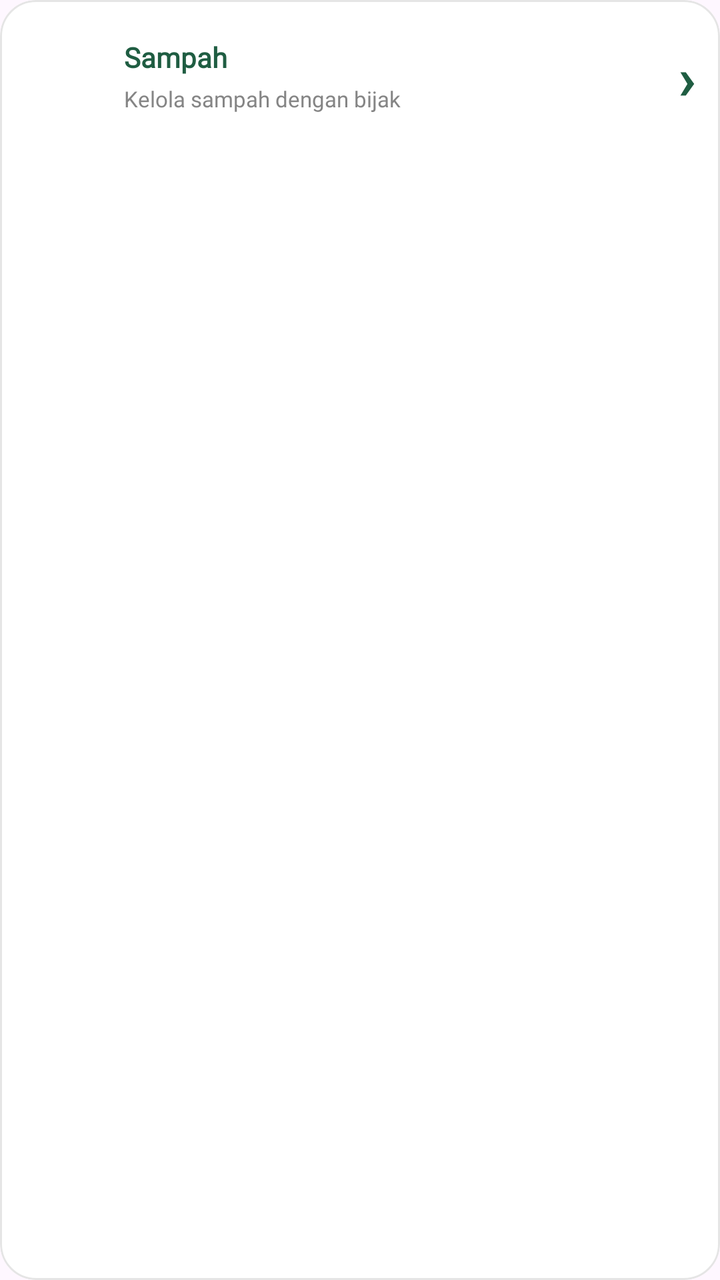
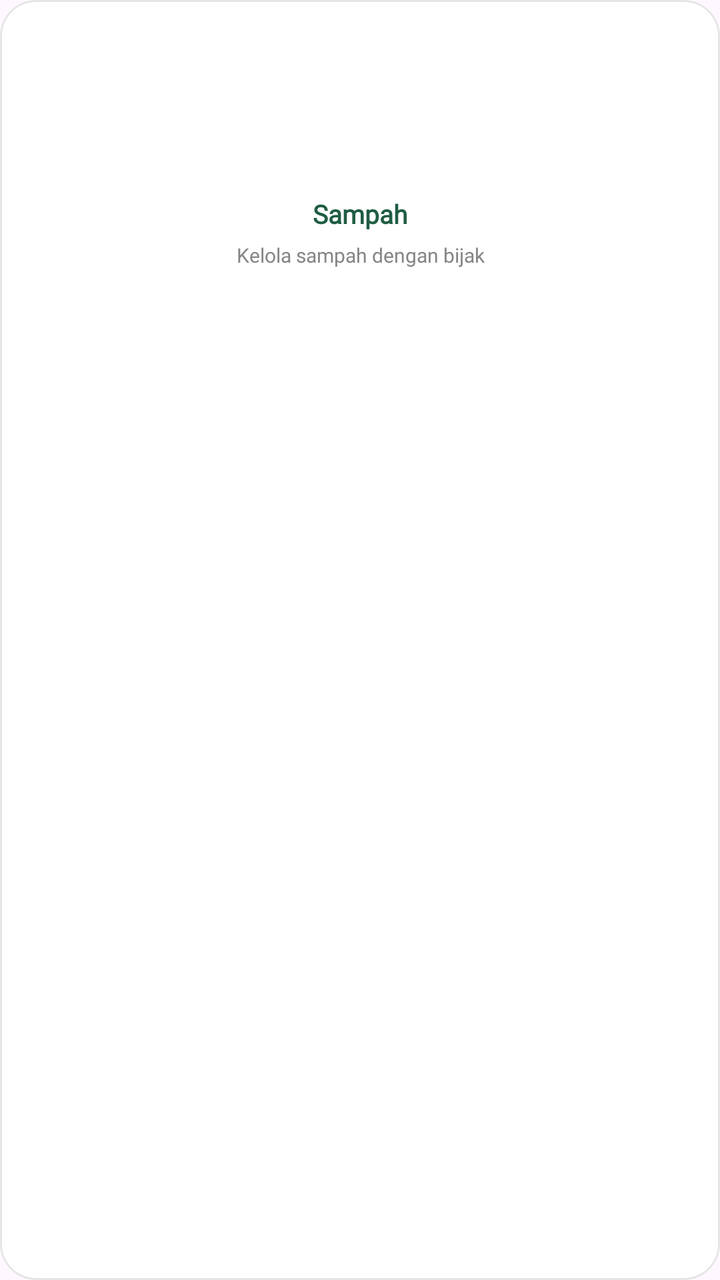

Two renders of the same Android screen: before a commit and after it. Below are the layout's source before the change and the commit's diff.
<!-- AndroidManifest.xml: application theme Theme.Mobile_Iqbal -->
<!-- res/layout/item_activity.xml -->
<?xml version="1.0" encoding="utf-8"?>
<com.google.android.material.card.MaterialCardView
    xmlns:android="http://schemas.android.com/apk/res/android"
    xmlns:app="http://schemas.android.com/apk/res-auto"
    android:layout_width="match_parent"
    android:layout_height="wrap_content"
    app:cardBackgroundColor="#FFFFFF"
    app:cardCornerRadius="18dp"
    app:cardElevation="3dp"
    app:strokeColor="#E5E5E5"
    app:strokeWidth="1dp">

    <LinearLayout
        android:layout_width="match_parent"
        android:layout_height="wrap_content"
        android:minHeight="76dp"
        android:gravity="center_vertical"
        android:orientation="horizontal"
        android:padding="12dp">

        <ImageView
            android:id="@+id/imgActivityIcon"
            android:layout_width="38dp"
            android:layout_height="38dp"
            android:contentDescription="Ikon aktivitas"
            android:scaleType="fitCenter" />

        <LinearLayout
            android:layout_width="0dp"
            android:layout_height="wrap_content"
            android:layout_marginStart="12dp"
            android:layout_weight="1"
            android:orientation="vertical">

            <TextView
                android:id="@+id/txtActivityName"
                android:layout_width="match_parent"
                android:layout_height="wrap_content"
                android:text="Sampah"
                android:textColor="#1F5D42"
                android:textSize="14sp"
                android:textStyle="bold"
                android:fontFamily="@font/poppins" />

            <TextView
                android:id="@+id/txtActivityDescription"
                android:layout_width="match_parent"
                android:layout_height="wrap_content"
                android:layout_marginTop="4dp"
                android:text="Kelola sampah dengan bijak"
                android:textColor="#858585"
                android:textSize="11sp"
                android:fontFamily="@font/poppins" />

        </LinearLayout>

        <TextView
            android:layout_width="wrap_content"
            android:layout_height="wrap_content"
            android:paddingStart="8dp"
            android:text="›"
            android:textColor="#1F5D42"
            android:textSize="30sp"
            android:textStyle="bold" />

    </LinearLayout>

</com.google.android.material.card.MaterialCardView>
<!-- resources referenced by this layout -->
<resources>
  <style name="Theme.Mobile_Iqbal" parent="Base.Theme.Mobile_Iqbal" />
  <style name="Base.Theme.Mobile_Iqbal" parent="Theme.Material3.DayNight.NoActionBar">
          
          
      </style>
</resources>

<!-- the commit's change to res/layout/item_activity.xml (unified diff, before → after) -->
@@ -4,6 +4,7 @@
     xmlns:app="http://schemas.android.com/apk/res-auto"
     android:layout_width="match_parent"
     android:layout_height="wrap_content"
+    android:layout_margin="5dp"
     app:cardBackgroundColor="#FFFFFF"
     app:cardCornerRadius="18dp"
     app:cardElevation="3dp"
@@ -13,55 +14,41 @@
     <LinearLayout
         android:layout_width="match_parent"
         android:layout_height="wrap_content"
-        android:minHeight="76dp"
-        android:gravity="center_vertical"
-        android:orientation="horizontal"
+        android:gravity="center"
+        android:orientation="vertical"
         android:padding="12dp">
 
         <ImageView
             android:id="@+id/imgActivityIcon"
-            android:layout_width="38dp"
-            android:layout_height="38dp"
+            android:layout_width="76dp"
+            android:layout_height="76dp"
             android:contentDescription="Ikon aktivitas"
             android:scaleType="fitCenter" />
 
-        <LinearLayout
-            android:layout_width="0dp"
+        <TextView
+            android:id="@+id/txtActivityName"
+            android:layout_width="match_parent"
             android:layout_height="wrap_content"
-            android:layout_marginStart="12dp"
-            android:layout_weight="1"
-            android:orientation="vertical">
-
-            <TextView
-                android:id="@+id/txtActivityName"
-                android:layout_width="match_parent"
-                android:layout_height="wrap_content"
-                android:text="Sampah"
-                android:textColor="#1F5D42"
-                android:textSize="14sp"
-                android:textStyle="bold"
-                android:fontFamily="@font/poppins" />
-
-            <TextView
-                android:id="@+id/txtActivityDescription"
-                android:layout_width="match_parent"
-                android:layout_height="wrap_content"
-                android:layout_marginTop="4dp"
-                android:text="Kelola sampah dengan bijak"
-                android:textColor="#858585"
-                android:textSize="11sp"
-                android:fontFamily="@font/poppins" />
-
-        </LinearLayout>
+            android:layout_marginTop="10dp"
+            android:gravity="center"
+            android:text="Sampah"
+            android:textColor="#1F5D42"
+            android:textSize="13sp"
+            android:textStyle="bold"
+            android:fontFamily="@font/poppins" />
 
         <TextView
-            android:layout_width="wrap_content"
+            android:id="@+id/txtActivityDescription"
+            android:layout_width="match_parent"
             android:layout_height="wrap_content"
-            android:paddingStart="8dp"
-            android:text="›"
-            android:textColor="#1F5D42"
-            android:textSize="30sp"
-            android:textStyle="bold" />
+            android:layout_marginTop="5dp"
+            android:gravity="center"
+            android:maxLines="2"
+            android:ellipsize="end"
+            android:text="Kelola sampah dengan bijak"
+            android:textColor="#858585"
+            android:textSize="10sp"
+            android:fontFamily="@font/poppins" />
 
     </LinearLayout>
 
